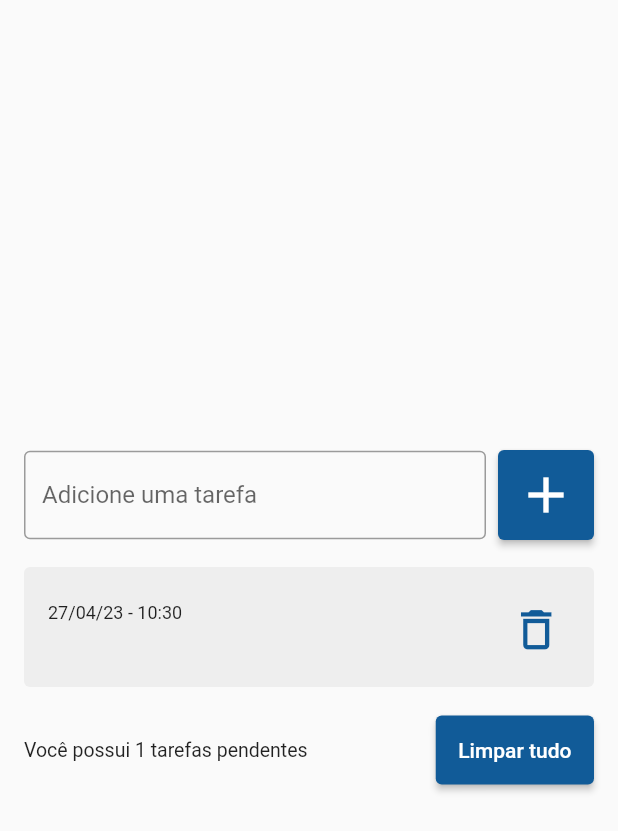
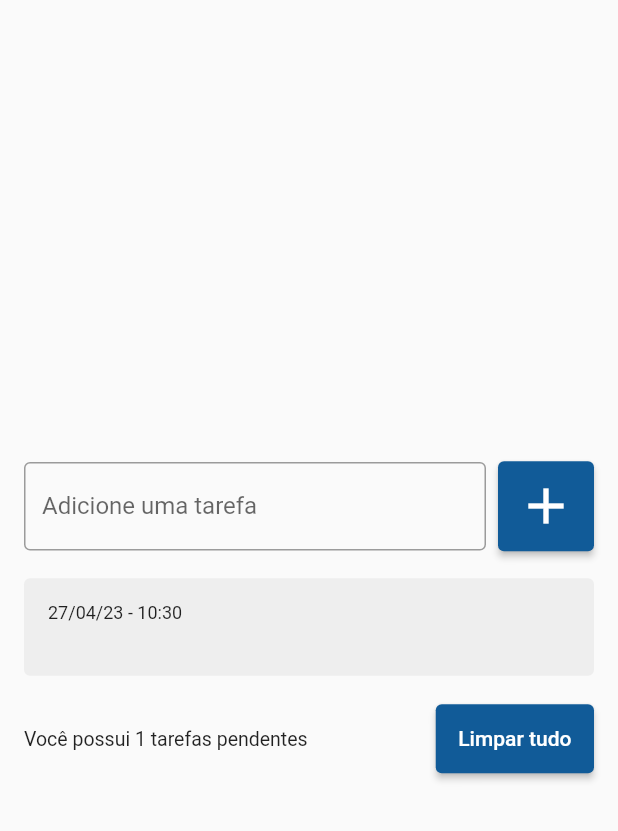
Before and after one commit to HildiDante/AppTaskss, a Flutter app: the screen it shows after launch, after a tap on the "add" icon, on a phone screen of 412 x 824 dp. Shown: the top 831 px of the screen. Run offline on Flutter 3.47's test engine with Material 2 defaults, Android fonts, the phone set to English and light mode, and no system bars; drawn by our look-alikes of flutter_slidable.

Commit message:
app melhorado

```diff
--- a/lib/main.dart
+++ b/lib/main.dart
@@ -1,7 +1,6 @@
 import 'package:flutter/material.dart';
 import 'package:flutter_slidable/flutter_slidable.dart';
 import 'package:intl/intl.dart';
-
 import 'models/task.dart';
 
 void main() {
@@ -32,12 +31,9 @@ class MyHomePage extends StatefulWidget {
 
 final TextEditingController todoController = TextEditingController();
 
-List<String> todos = [];
-List<DateTime> datas = [];
 List<Task> tasks = [];
-String? deletedTodo;
-DateTime? deletedTodoDate;
-int? deletedTodoInd;
+Task? deletedTask;
+int? deletedTaskInd;
 
 class _MyHomePageState extends State<MyHomePage> {
   @override
@@ -65,8 +61,9 @@ class _MyHomePageState extends State<MyHomePage> {
                   ElevatedButton(
                     onPressed: () {
                       setState(() {
-                        todos.add(todoController.text);
-                        datas.add(DateTime.now());
+                        final newTask = Task(
+                            text: todoController.text, time: DateTime.now());
+                        tasks.add(newTask);
                       });
                       todoController.clear();
                     },
@@ -86,9 +83,10 @@ class _MyHomePageState extends State<MyHomePage> {
               Flexible(
                 child: ListView.builder(
                   shrinkWrap: true,
-                  itemCount: todos.length,
+                  itemCount: tasks.length,
                   itemBuilder: (context, index) {
-                    return Container(
+                    return Slidable(
+                      child: Container(
                         decoration: BoxDecoration(
                             borderRadius: BorderRadius.circular(4),
                             color: Colors.grey[200]),
@@ -102,27 +100,39 @@ class _MyHomePageState extends State<MyHomePage> {
                               children: [
                                 Text(
                                   DateFormat('dd/MM/yy - HH:mm')
-                                    .format(datas[index]),
+                                      .format(tasks[index].time),
                                   style: const TextStyle(fontSize: 12),
                                 ),
                                 Text(
-                                todos[index],
+                                  tasks[index].text,
                                   style: const TextStyle(
-                                    fontSize: 16, fontWeight: FontWeight.w600),
+                                      fontSize: 16,
+                                      fontWeight: FontWeight.w600),
                                 ),
                               ],
+                            )
+                          ],
                         ),
-                          IconButton(
+                      ),
+                      endActionPane: ActionPane(
+                        extentRatio: 0.22,
+                        motion: Expanded(
+                          child: ElevatedButton(
+                            style: ButtonStyle(
+                              backgroundColor:
+                                  MaterialStateProperty.all<Color>(Colors.red),
+                            ),
                             onPressed: () {
                               delMensage(index);
                             },
-                            icon: const Icon(
-                              Icons.delete_outline,
-                              color: Color(0xff115B98),
-                              size: 35,
+                            child: Icon(
+                              Icons.delete,
+                              color: Color.fromARGB(255, 231, 233, 235),
+                              size: 30,
                             ),
                           ),
-                        ],
+                        ),
+                        children: [],
                       ),
                     );
                   },
@@ -135,7 +145,7 @@ class _MyHomePageState extends State<MyHomePage> {
                 children: [
                   Expanded(
                       child: Text(
-                    'Você possui ${todos.length} tarefas pendentes',
+                    'Você possui ${tasks.length} tarefas pendentes',
                     style: const TextStyle(fontSize: 13),
                   )),
                   const SizedBox(width: 8),
@@ -161,7 +171,7 @@ class _MyHomePageState extends State<MyHomePage> {
     ScaffoldMessenger.of(context).showSnackBar(
       SnackBar(
         content: Text(
-          'Tarefa: ${todos[index]} foi removido com sucesso',
+          'Tarefa: ${tasks[index].text} foi removido com sucesso',
           style: TextStyle(
             color: Color.fromARGB(255, 0, 0, 0),
           ),
@@ -172,8 +182,9 @@ class _MyHomePageState extends State<MyHomePage> {
           textColor: Color(0xff115B98),
           onPressed: () {
             setState(() {
-              todos.insert(deletedTodoInd!, deletedTodo!);
-              datas.insert(deletedTodoInd!, deletedTodoDate!);
+              tasks.insert(deletedTaskInd!, deletedTask!);
+              // todos.insert(deletedTodoInd!, deletedTodo!);
+              // datas.insert(deletedTodoInd!, deletedTodoDate!);
             });
           },
         ),
@@ -181,11 +192,14 @@ class _MyHomePageState extends State<MyHomePage> {
       ),
     );
     setState(() {
-      deletedTodo = todos[index];
-      deletedTodoDate = datas[index];
-      deletedTodoInd = index;
-      datas.removeAt(index);
-      todos.removeAt(index);
+      deletedTask = tasks[index];
+      deletedTaskInd = index;
+      tasks.removeAt(index);
+      // deletedTodo = todos[index];
+      // deletedTodoDate = datas[index];
+      // deletedTodoInd = index;
+      // datas.removeAt(index);
+      // todos.removeAt(index);
     });
   }
 
@@ -219,8 +233,7 @@ class _MyHomePageState extends State<MyHomePage> {
 
   deleteAllTodos() {
     setState(() {
-      todos.clear();
-      datas.clear();
+      tasks.clear();
     });
   }
 }
--- a/lib/models/task.dart
+++ b/lib/models/task.dart
@@ -1,5 +1,5 @@
 class Task {
-  Task({required this.title, required this.dateTime});
-  String title;
-  DateTime dateTime;
+  Task({required this.text, required this.time});
+  String text;
+  DateTime time;
 }
```
Lines whose indentation alone changed are shown as unchanged.
